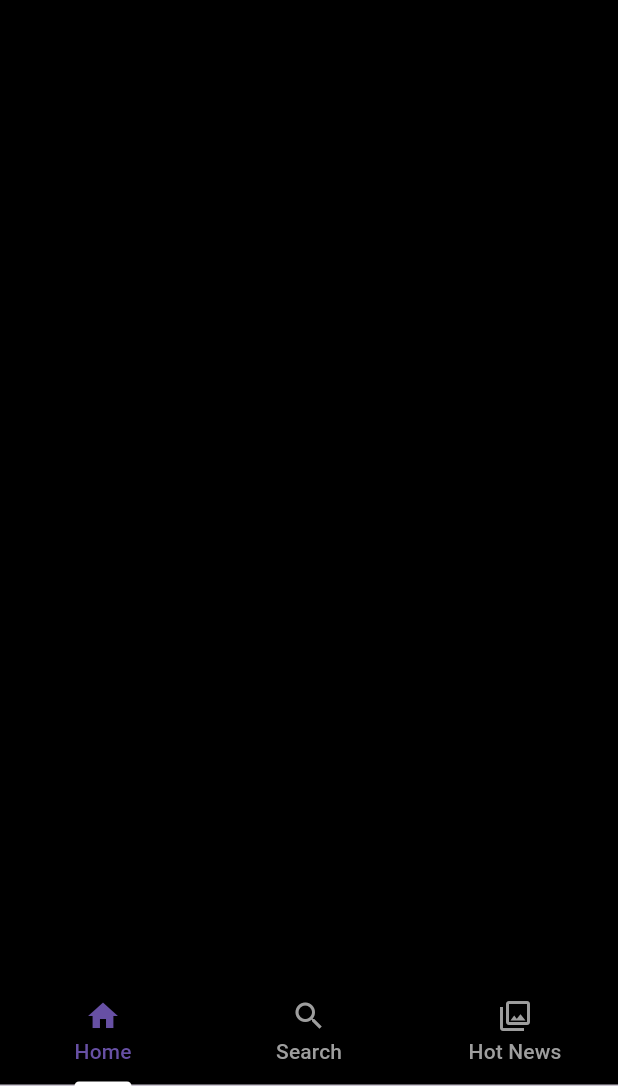
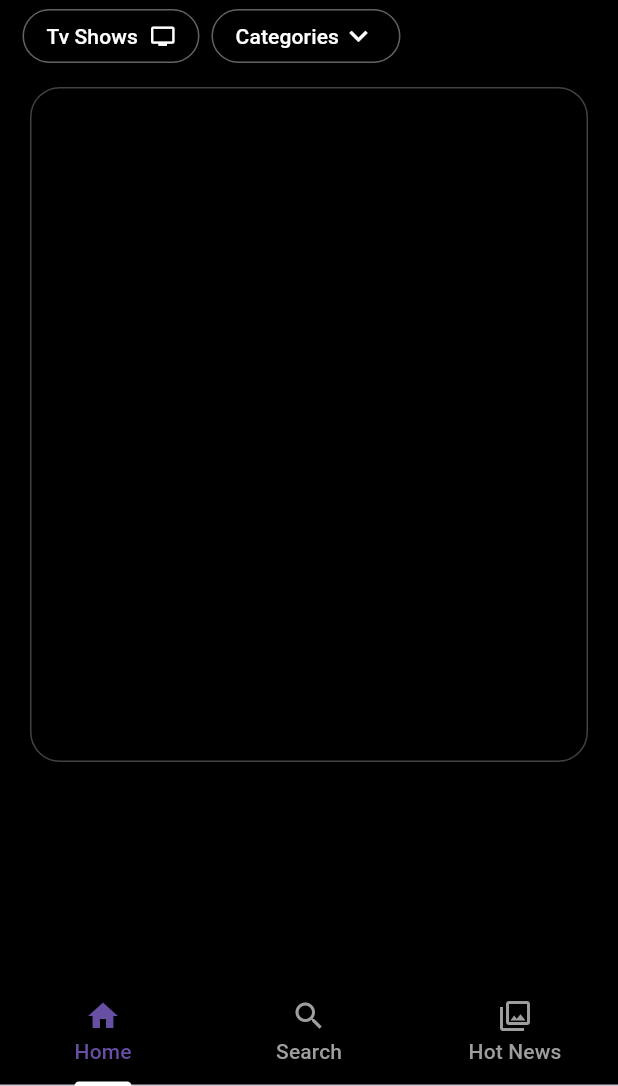
Before and after one commit to shabeeltt/netflix_clone_flutter, a Flutter app: the screen it shows after launch, on a phone screen of 412 x 824 dp, the part 150-1236 px from its top. Run offline on Flutter 3.47's test engine with Material 3 defaults, Android fonts, the phone set to English and light mode, and no system bars; our stand-ins replace lottie.

Commit message:
home page tabs and banner section

```diff
--- /dev/null
+++ b/lib/common/utils.dart
@@ -0,0 +1,5 @@
+//tmdb api key
+const apiKey = "";
+
+// tmdb base url
+const baseUrl = "https://api.themoviedb.org/3/";
--- a/lib/screens/home_screen.dart
+++ b/lib/screens/home_screen.dart
@@ -40,6 +40,75 @@ class HomeScreen extends StatelessWidget {
                 ],
               ),
             ),
+            Padding(
+              padding: EdgeInsets.symmetric(horizontal: 15),
+              child: Row(
+                children: [
+                  MaterialButton(
+                    onPressed: () {},
+                    shape: RoundedRectangleBorder(
+                        borderRadius: BorderRadius.circular(20),
+                        side: BorderSide(color: Colors.white38)),
+                    child: Row(
+                      children: [
+                        Text(
+                          "Tv Shows",
+                          style: TextStyle(
+                            color: Colors.white,
+                            fontWeight: FontWeight.w500,
+                          ),
+                        ),
+                        SizedBox(width: 8),
+                        Icon(
+                          Icons.tv,
+                          color: Colors.white,
+                          size: 17,
+                        )
+                      ],
+                    ),
+                  ),
+                  SizedBox(
+                    width: 8,
+                  ),
+                  MaterialButton(
+                    onPressed: () {},
+                    shape: RoundedRectangleBorder(
+                        borderRadius: BorderRadius.circular(20),
+                        side: BorderSide(color: Colors.white38)),
+                    child: Row(
+                      children: [
+                        Text(
+                          "Categories",
+                          style: TextStyle(
+                            color: Colors.white,
+                            fontWeight: FontWeight.w500,
+                          ),
+                        ),
+                        SizedBox(width: 1),
+                        Icon(
+                          Icons.keyboard_arrow_down,
+                          color: Colors.white,
+                        )
+                      ],
+                    ),
+                  ),
+                ],
+              ),
+            ),
+            Padding(
+              padding: EdgeInsets.symmetric(horizontal: 20, vertical: 10),
+              child: Stack(
+                children: [
+                  Container(
+                    height: 450,
+                    width: double.infinity,
+                    decoration: BoxDecoration(
+                        borderRadius: BorderRadius.circular(20),
+                        border: Border.all(color: Colors.grey.shade800)),
+                  )
+                ],
+              ),
+            )
           ],
         ));
   }
--- a/lib/screens/hot_news_screen.dart
+++ b/lib/screens/hot_news_screen.dart
@@ -6,7 +6,10 @@ class HotNewsScreen extends StatelessWidget {
   @override
   Widget build(BuildContext context) {
     return Scaffold(
+      backgroundColor: Colors.black,
       appBar: AppBar(
+        backgroundColor: Colors.black,
+        foregroundColor: Colors.white,
         title: Center(child: Text("hot news Page")),
       ),
       body: Center(
--- a/lib/screens/search_screen.dart
+++ b/lib/screens/search_screen.dart
@@ -6,7 +6,10 @@ class SearchScreen extends StatelessWidget {
   @override
   Widget build(BuildContext context) {
     return Scaffold(
+      backgroundColor: Colors.black,
       appBar: AppBar(
+        backgroundColor: Colors.black,
+        foregroundColor: Colors.white,
         title: Center(child: Text("search Page")),
       ),
       body: Center(
```
Also changed, not shown: lib/services/api_services.dart (added).
